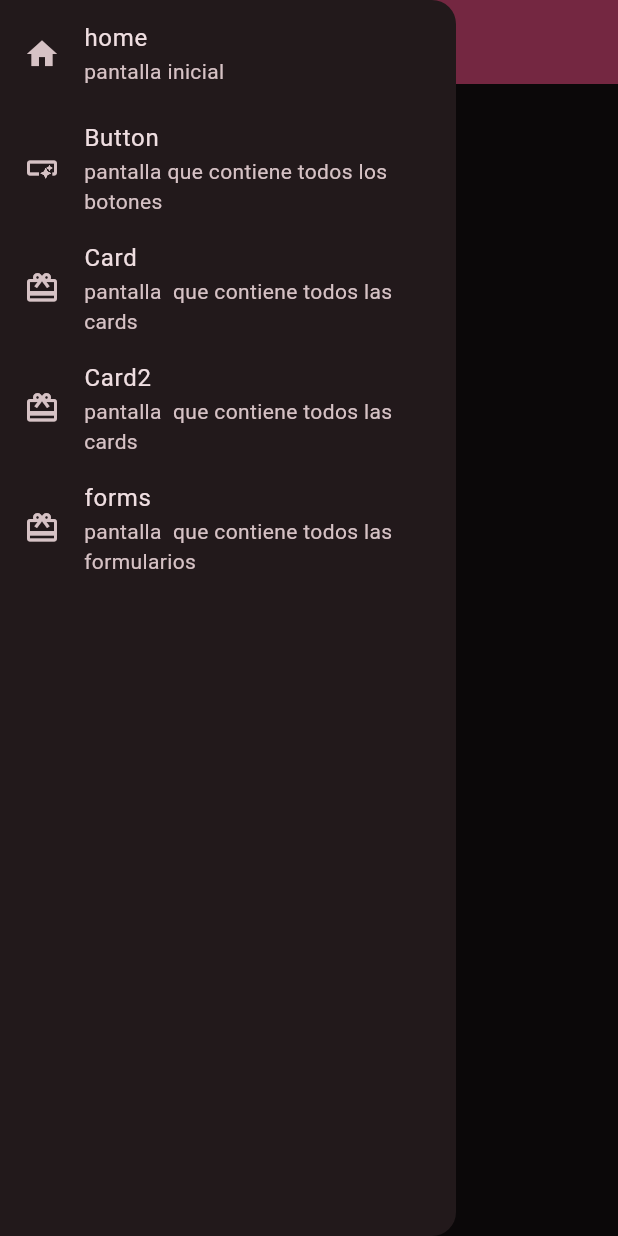
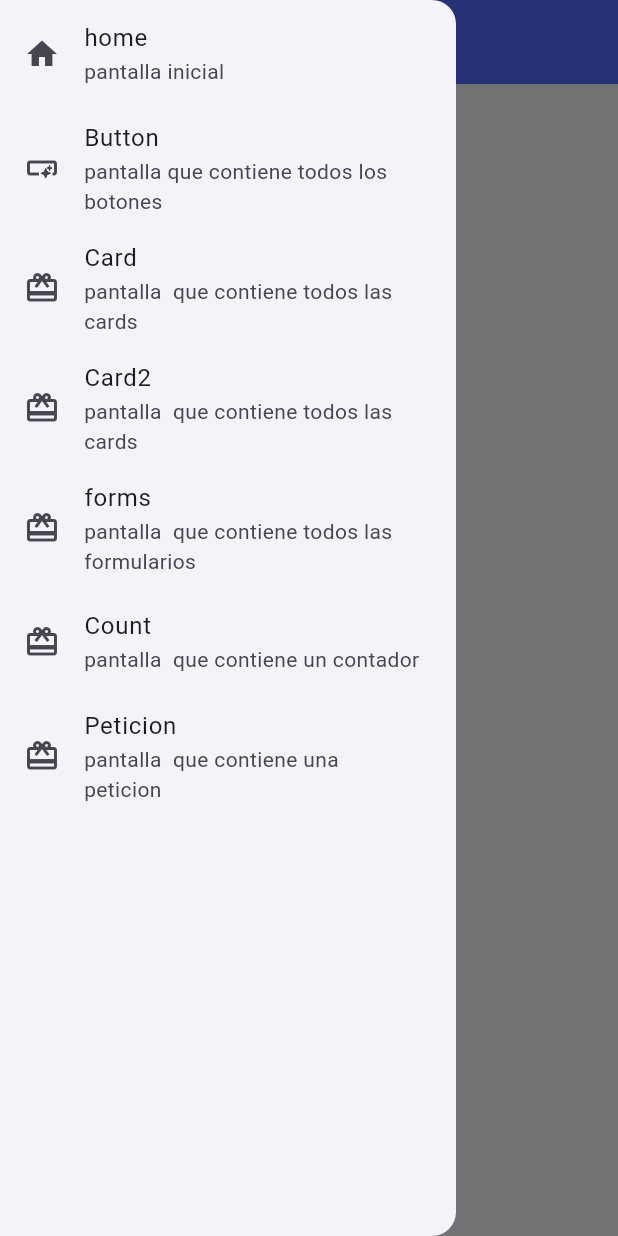
Before and after one commit to PaulaJGarciaR/DispositivosMoviles, a Flutter app: the screen it shows after launch, with the side drawer open, on a phone screen of 412 x 824 dp. Run offline on Flutter 3.47's test engine with Material 3 defaults, Android fonts, the phone set to English and light mode, and no system bars; our stand-ins replace dio, flutter_riverpod.

Commit message:
Clase 22/09/2025

```diff
--- a/mydemo/analysis_options.yaml
+++ b/mydemo/analysis_options.yaml
@@ -13,7 +13,8 @@ linter:
   # The lint rules applied to this project can be customized in the
   # section below to disable rules from the `package:flutter_lints/flutter.yaml`
   # included above or to enable additional rules. A list of all available lints
-  # and their documentation is published at https://dart.dev/lints.
+  # and their documentation is published at
+  # https://dart-lang.github.io/linter/lints/index.html.
   #
   # Instead of disabling a lint rule for the entire project in the
   # section below, it can also be suppressed for a single line of code
--- a/mydemo/lib/config/router/router.dart
+++ b/mydemo/lib/config/router/router.dart
@@ -1,5 +1,6 @@
 import 'package:mydemo/config/router/app_router.dart';
 import 'package:mydemo/presentation/screens/form/form.dart';
+import 'package:mydemo/presentation/screens/peticion/peticionScreen.dart';
 import 'package:mydemo/presentation/screens/screen.dart';
 import 'package:flutter/material.dart';
 
@@ -40,6 +41,20 @@ class Routers {
       icon: Icons.card_giftcard,
       context: (context) => const FormScren(),
     ),
+    AppRouter(
+      patch: 'count',
+      title: 'Count',
+      description: 'pantalla  que contiene un contador',
+      icon: Icons.card_giftcard,
+      context: (context) => const CountScreen(),
+    ),
+    AppRouter(
+      patch: 'peticion',
+      title: 'Peticion',
+      description: 'pantalla  que contiene una peticion',
+      icon: Icons.card_giftcard,
+      context: (context) => const Peticionscreen(),
+    ),
   ];
   static route() => {for (var page in pages) page.patch: page.context};
 }
--- a/mydemo/lib/config/theme/app_theme.dart
+++ b/mydemo/lib/config/theme/app_theme.dart
@@ -1,10 +1,11 @@
 import 'package:flutter/material.dart';
 
-const colorList = <Color>[
-Colors.indigo,
+const colorlist = <Color> [
+  Colors.red,
   Colors.indigoAccent,
-Color.fromARGB(255, 231, 70, 124),
-Color.fromARGB(255, 253, 84, 141),
+  Colors.blue,
+  Colors.yellow,
+  Color.fromARGB(255, 200, 100, 20),
 ];
 
 class AppTheme {
@@ -12,14 +13,15 @@ class AppTheme {
   final int selectColor;
   final bool dark;
 
-  AppTheme({this.dark=false,this.selectColor=0});
+  AppTheme({this.dark = false , this.selectColor = 0});
 
  ThemeData getTheme()=> ThemeData(
-    colorSchemeSeed: colorList[selectColor],
+  colorSchemeSeed: colorlist[selectColor],
   brightness: dark ? Brightness.dark:Brightness.light,
   appBarTheme: AppBarTheme(
     centerTitle: false,
-      backgroundColor: Color.fromARGB(255, 253, 84, 141),
+    backgroundColor: colorlist[selectColor],
   )
  );
+
 }
--- a/mydemo/lib/main.dart
+++ b/mydemo/lib/main.dart
@@ -1,21 +1,24 @@
 import 'package:flutter/material.dart';
 import 'package:mydemo/config/router/router.dart';
 import 'package:mydemo/config/theme/app_theme.dart';
+import 'package:flutter_riverpod/flutter_riverpod.dart';
+import 'package:mydemo/presentation/providers/count_provider.dart';
 
 void main() {
-  runApp(const MyApp());
+  runApp(const ProviderScope(child: MyApp()));
 }
 
-class MyApp extends StatelessWidget {
+class MyApp extends ConsumerWidget {
   const MyApp({super.key});
 
   @override
-  Widget build(BuildContext context) {
+  Widget build(BuildContext context, WidgetRef ref) {
+    final darkTheme = ref.watch(darkThemeProvider);
     return MaterialApp(
       debugShowCheckedModeBanner: false,
       initialRoute: '/',
       routes: Routers.route(),
-      theme: AppTheme(dark: true,selectColor: 3).getTheme(),
+      theme: AppTheme(dark: darkTheme, selectColor: 1).getTheme(),
     );
   }
 }
--- /dev/null
+++ b/mydemo/lib/presentation/providers/count_provider.dart
@@ -0,0 +1,7 @@
+//import 'package:flutter/widgets.dart';
+import 'package:flutter_riverpod/flutter_riverpod.dart';
+import 'package:flutter_riverpod/legacy.dart';
+
+final nombreProvider = Provider((ref)=>"Kevin");
+final countProvider = StateProvider<int>((ref)=>0);
+final darkThemeProvider = StateProvider<bool>((ref)=>false);
--- a/mydemo/lib/presentation/screens/button/button.dart
+++ b/mydemo/lib/presentation/screens/button/button.dart
@@ -59,9 +59,9 @@ class ButtonScreen extends StatelessWidget {
                 icon: const Icon(Icons.read_more_outlined),
                 style: const ButtonStyle(
                   backgroundColor: WidgetStatePropertyAll(
-                    Colors.deepPurpleAccent,
+                    Colors.deepOrangeAccent,
                   ),
-                  iconColor: WidgetStatePropertyAll(Colors.white),
+                  iconColor: WidgetStatePropertyAll(Colors.amberAccent),/*o materialstate*/
                 ),
               ),
             ],
--- /dev/null
+++ b/mydemo/lib/presentation/screens/forms/radio/radioScreen.dart
@@ -0,0 +1 @@
+// TODO Implement this library.
--- a/mydemo/lib/presentation/screens/home/home.dart
+++ b/mydemo/lib/presentation/screens/home/home.dart
@@ -9,7 +9,7 @@ class HomeScreen extends StatelessWidget {
     return Scaffold(
       appBar: AppBar(
         title: const Text("home screens"),
-
+        //backgroundColor: Colors.red,
       ),
       body: Center(
         child: FloatingActionButton(
--- a/mydemo/lib/presentation/screens/screen.dart
+++ b/mydemo/lib/presentation/screens/screen.dart
@@ -2,3 +2,4 @@ export 'package:mydemo/presentation/screens/home/home.dart';
 export 'package:mydemo/presentation/screens/card/card.dart';
 export 'package:mydemo/presentation/screens/button/button.dart';
 export 'package:mydemo/presentation/screens/forms/form.dart';
+export 'package:mydemo/presentation/screens/count/count.dart';
```
Also changed, not shown: mydemo/lib/helpers/naruto_petition.dart (added, +19 -0 lines), mydemo/lib/model/naruto_character.dart (added, +21 -0 lines), mydemo/lib/presentation/screens/card/card.dart (+29 -24 lines), mydemo/lib/presentation/screens/count/count.dart (added, +45 -0 lines), mydemo/lib/presentation/screens/form/form.dart (+4 -3 lines), mydemo/lib/presentation/screens/form/radio/radioScreen.dart (+37 -24 lines), mydemo/lib/presentation/screens/peticion/peticionScreen.dart (added, +40 -0 lines), mydemo/pubspec.yaml (+10 -7 lines), mydemo/pubspec.lock, 42 other files. Lines whose indentation alone changed are shown as unchanged.
